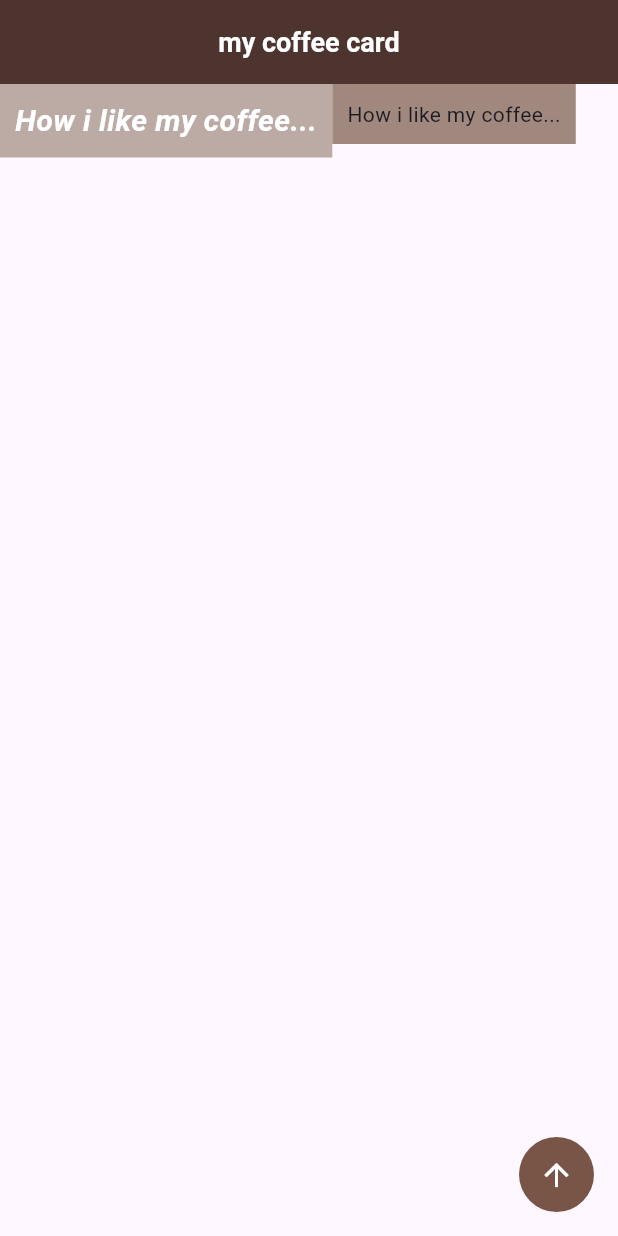
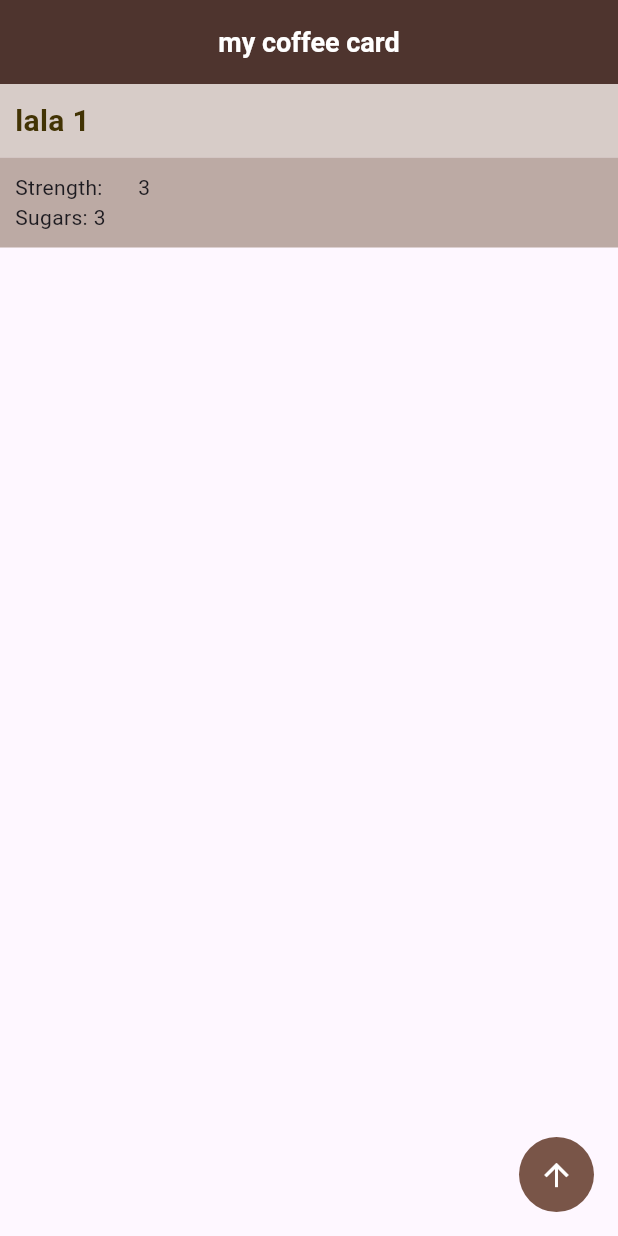
Before and after one commit to pitamchandra/flutter-practice, a Flutter app: the screen it shows after launch, on a phone screen of 412 x 824 dp. Run offline on Flutter 3.47's test engine with Material 3 defaults, Android fonts, the phone set to English and light mode, and no system bars.

Commit message:
widget creating done

```diff
--- a/lib/Screen/home.dart
+++ b/lib/Screen/home.dart
@@ -1,3 +1,4 @@
+import 'package:coffee_card/widgets/coffee_pref.dart';
 import 'package:flutter/material.dart';
 
 class Home extends StatelessWidget {
@@ -18,26 +19,26 @@ class Home extends StatelessWidget {
         backgroundColor: Colors.brown[800],
         centerTitle: true,
       ),
-      body: Row(
-        crossAxisAlignment: CrossAxisAlignment.start,
+      body: Column(
+        crossAxisAlignment: CrossAxisAlignment.stretch,
+        mainAxisAlignment: MainAxisAlignment.start,
         children: [
           Container(
             padding: EdgeInsets.all(10),
-            color: Colors.brown[200],
+            color: Colors.brown[100],
             child: Text(
-              "How i like my coffee...",
+              "lala 1",
               style: TextStyle(
-                color: Colors.white,
+                fontSize: 20,
+                color: const Color.fromARGB(255, 66, 51, 4),
                 fontWeight: FontWeight.bold,
-                fontStyle: FontStyle.italic,
-                fontSize: 20,
               ),
             ),
           ),
           Container(
             padding: EdgeInsets.all(10),
-            color: Colors.brown[300],
-            child: Text("How i like my coffee..."),
+            color: Colors.brown[200],
+            child: CoffeePref(),
           ),
         ],
       ),
--- /dev/null
+++ b/lib/widgets/coffee_pref.dart
@@ -0,0 +1,15 @@
+import 'package:flutter/material.dart';
+
+class CoffeePref extends StatelessWidget {
+  const CoffeePref({super.key});
+
+  @override
+  Widget build(BuildContext context) {
+    return const Column(
+      children: [
+        Row(children: [Text("Strength: "), SizedBox(width: 20), Text('3')]),
+        Row(children: [Text("Sugars: "), Text('3'), SizedBox(width: 50)]),
+      ],
+    );
+  }
+}
```
